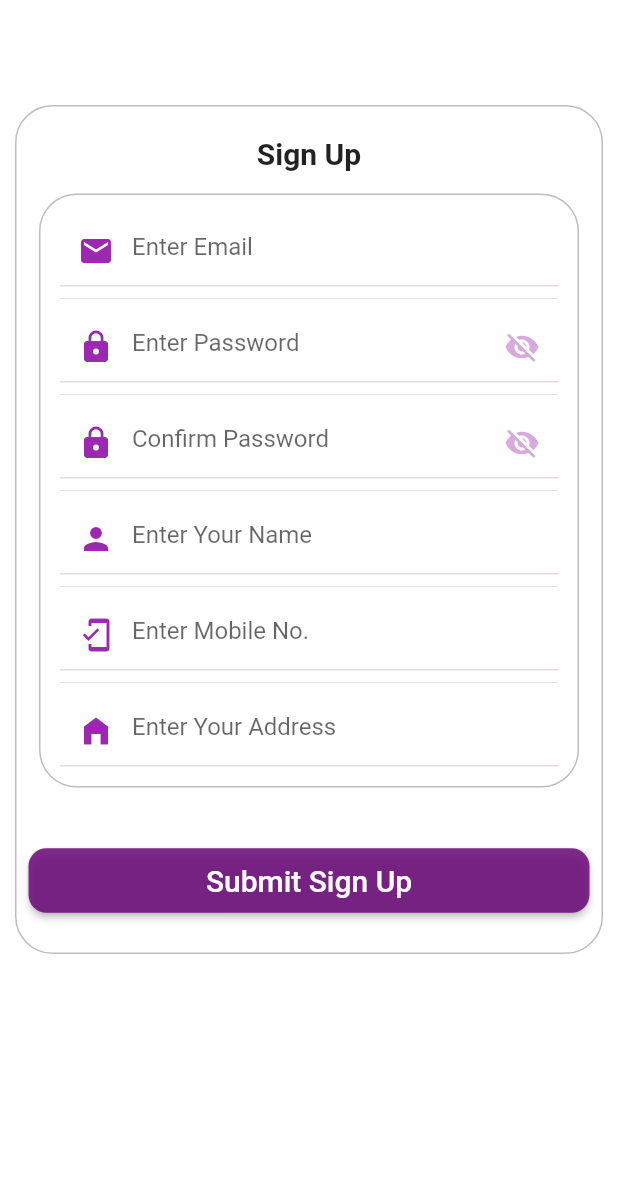
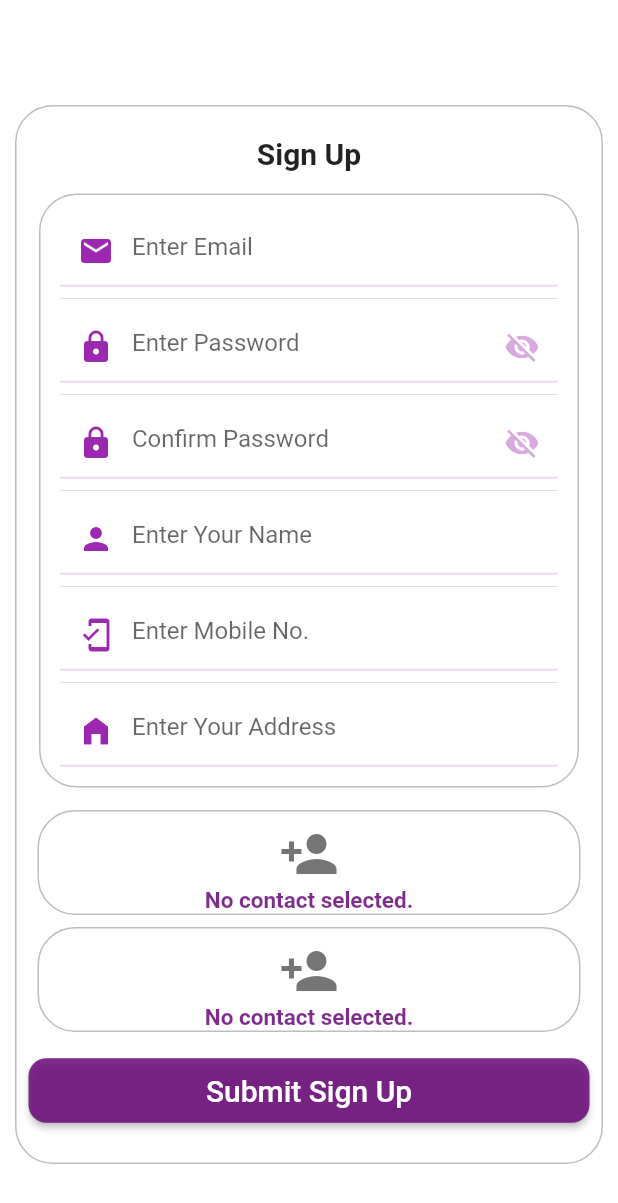
Before and after one commit to coolpepe17/gokullu, a Flutter app: the RegForm screen opened directly, on a phone screen of 412 x 824 dp. Shown: the top 1203 px of the screen. Run offline on Flutter 3.47's test engine with Material 2 defaults, Android fonts, the phone set to English and light mode, and no system bars; our stand-ins replace curved_navigation_bar, flutter_svg, shared_preferences, sqflite; missing offline and left inert: contact_picker; accounts and stored records are empty; project files that could hold a hidden picture were left out.

Commit message:
contact_picker retored

```diff
--- a/lib/SignUp/reg.dart
+++ b/lib/SignUp/reg.dart
@@ -2,6 +2,8 @@ import 'dart:convert';
 
 import 'package:flutter/material.dart';
 import 'package:gokullu/Database/database_helper.dart';
+import 'package:gokullu/SignUp/widgets/e_contact1.dart';
+import 'package:gokullu/SignUp/widgets/e_contact2.dart';
 // import 'package:gokullu/SignUp/widgets/e_contact1.dart';
 // import 'package:gokullu/SignUp/widgets/e_contact2.dart';
 import 'package:gokullu/constant.dart';
@@ -335,7 +337,7 @@ class _RegForm extends State<RegForm> {
               Row(
                   mainAxisAlignment: MainAxisAlignment.center,
                   children: <Widget>[
-                    // EContact1(),
+                    EContact1(),
                   ]),
 
               SizedBox(height: 8),
@@ -344,7 +346,7 @@ class _RegForm extends State<RegForm> {
               Row(
                   mainAxisAlignment: MainAxisAlignment.center,
                   children: <Widget>[
-                    // EContact2(),
+                    EContact2(),
                   ]),
               SizedBox(height: 15),
               Row(
--- a/lib/SignUp/widgets/e_contact1.dart
+++ b/lib/SignUp/widgets/e_contact1.dart
@@ -1,75 +1,75 @@
-// import 'package:contact_picker/contact_picker.dart';
-// import 'package:flutter/material.dart';
-// import 'package:shared_preferences/shared_preferences.dart';
+import 'package:contact_picker/contact_picker.dart';
+import 'package:flutter/material.dart';
+import 'package:shared_preferences/shared_preferences.dart';
 
-// import '../../constant.dart';
+import '../../constant.dart';
 
-// class EContact1 extends StatefulWidget {
-//   @override
-//   _EContact1State createState() => new _EContact1State();
-// }
+class EContact1 extends StatefulWidget {
+  @override
+  _EContact1State createState() => new _EContact1State();
+}
 
-// class _EContact1State extends State<EContact1> {
-//   final GlobalKey<FormState> _formKey = GlobalKey<FormState>();
-//   final ContactPicker _contactPicker = new ContactPicker();
-//   Contact _contact;
+class _EContact1State extends State<EContact1> {
+  final GlobalKey<FormState> _formKey = GlobalKey<FormState>();
+  final ContactPicker _contactPicker = new ContactPicker();
+  Contact _contact;
 
-//   setvalue() async {
-//     SharedPreferences prefs = await SharedPreferences.getInstance();
-//     prefs.setString('econtact1fullname', _contact.fullName);
-//     prefs.setString('econtact1phoneno', _contact.phoneNumber.number);
-//   }
+  setvalue() async {
+    SharedPreferences prefs = await SharedPreferences.getInstance();
+    prefs.setString('econtact1fullname', _contact.fullName);
+    prefs.setString('econtact1phoneno', _contact.phoneNumber.number);
+  }
 
-//   @override
-//   Widget build(BuildContext context) {
-//     // super.build(context);
-//     return SingleChildScrollView(
-//       child: Container(
-//         alignment: Alignment.center,
-//         // margin: const EdgeInsets.all(5.0),
-//         // padding: const EdgeInsets.all(4.0),
-//         decoration: BoxDecoration(
-//           border: Border.all(color: Colors.grey[400]),
-//           borderRadius: BorderRadius.all(Radius.circular(25.0)),
-//         ),
-//         child: SingleChildScrollView(
-//           child: Form(
-//             key: _formKey,
-//             child: Column(
-//               children: <Widget>[
-//                 SizedBox(
-//                   height: 50,
-//                   width: 360,
-//                   child: IconButton(
-//                     icon: Icon(Icons.person_add, size: 40),
-//                     // alignment: Alignment.topLeft,
-//                     color: Colors.grey[600],
-//                     onPressed: () async {
-//                       Contact contact = await _contactPicker.selectContact();
-//                       setState(() {
-//                         _contact = contact;
-//                         setvalue();
-//                       });
-//                     },
-//                   ),
-//                 ),
-//                 new Text(
-//                   _contact == null
-//                       ? 'No contact selected.'
-//                       : _contact.toString(),
-//                   textAlign: TextAlign.center,
-//                   style: TextStyle(
-//                       color: mPrimaryColor,
-//                       fontSize: 15,
-//                       fontWeight: FontWeight.bold),
-//                 ),
-//               ],
-//             ),
-//           ),
-//         ),
-//       ),
-//     );
-//   }
+  @override
+  Widget build(BuildContext context) {
+    // super.build(context);
+    return SingleChildScrollView(
+      child: Container(
+        alignment: Alignment.center,
+        // margin: const EdgeInsets.all(5.0),
+        // padding: const EdgeInsets.all(4.0),
+        decoration: BoxDecoration(
+          border: Border.all(color: Colors.grey[400]),
+          borderRadius: BorderRadius.all(Radius.circular(25.0)),
+        ),
+        child: SingleChildScrollView(
+          child: Form(
+            key: _formKey,
+            child: Column(
+              children: <Widget>[
+                SizedBox(
+                  height: 50,
+                  width: 360,
+                  child: IconButton(
+                    icon: Icon(Icons.person_add, size: 40),
+                    // alignment: Alignment.topLeft,
+                    color: Colors.grey[600],
+                    onPressed: () async {
+                      Contact contact = await _contactPicker.selectContact();
+                      setState(() {
+                        _contact = contact;
+                        setvalue();
+                      });
+                    },
+                  ),
+                ),
+                new Text(
+                  _contact == null
+                      ? 'No contact selected.'
+                      : _contact.toString(),
+                  textAlign: TextAlign.center,
+                  style: TextStyle(
+                      color: mPrimaryColor,
+                      fontSize: 15,
+                      fontWeight: FontWeight.bold),
+                ),
+              ],
+            ),
+          ),
+        ),
+      ),
+    );
+  }
 
-//   bool get wantKeepAlive => true;
-// }
+  bool get wantKeepAlive => true;
+}
--- a/lib/SignUp/widgets/e_contact2.dart
+++ b/lib/SignUp/widgets/e_contact2.dart
@@ -1,73 +1,73 @@
-// import 'package:contact_picker/contact_picker.dart';
-// import 'package:flutter/material.dart';
-// import 'package:shared_preferences/shared_preferences.dart';
+import 'package:contact_picker/contact_picker.dart';
+import 'package:flutter/material.dart';
+import 'package:shared_preferences/shared_preferences.dart';
 
-// import '../../constant.dart';
+import '../../constant.dart';
 
-// class EContact2 extends StatefulWidget {
-//   @override
-//   _EContact2State createState() => new _EContact2State();
-// }
+class EContact2 extends StatefulWidget {
+  @override
+  _EContact2State createState() => new _EContact2State();
+}
 
-// class _EContact2State extends State<EContact2> {
-//   final GlobalKey<FormState> _formKey = GlobalKey<FormState>();
+class _EContact2State extends State<EContact2> {
+  final GlobalKey<FormState> _formKey = GlobalKey<FormState>();
 
-//   final ContactPicker _contactPicker = new ContactPicker();
-//   Contact _contact1;
+  final ContactPicker _contactPicker = new ContactPicker();
+  Contact _contact1;
 
-//   setvalue() async {
-//     SharedPreferences prefs = await SharedPreferences.getInstance();
-//     prefs.setString('econtact2fullname', _contact1.fullName);
-//     prefs.setString('econtact2phoneno', _contact1.phoneNumber.number);
-//   }
+  setvalue() async {
+    SharedPreferences prefs = await SharedPreferences.getInstance();
+    prefs.setString('econtact2fullname', _contact1.fullName);
+    prefs.setString('econtact2phoneno', _contact1.phoneNumber.number);
+  }
 
-//   @override
-//   Widget build(BuildContext context) {
-//     // super.build(context);
-//     return Container(
-//       // margin: const EdgeInsets.all(10.0),
-//       // padding: const EdgeInsets.all(8.0),
-//       decoration: BoxDecoration(
-//         border: Border.all(color: Colors.grey[400]),
-//         borderRadius: BorderRadius.all(Radius.circular(25.0)),
-//       ),
-//       child: SingleChildScrollView(
-//         child: Form(
-//           key: _formKey,
-//           child: Column(
-//             children: <Widget>[
-//               SizedBox(
-//                 height: 50,
-//                 width: 360,
-//                 child: IconButton(
-//                   icon: Icon(Icons.person_add, size: 40),
-//                   // alignment: Alignment.topLeft,
-//                   color: Colors.grey[600],
-//                   onPressed: () async {
-//                     Contact contact1 = await _contactPicker.selectContact();
-//                     setState(() {
-//                       _contact1 = contact1;
-//                       setvalue();
-//                     });
-//                   },
-//                 ),
-//               ),
-//               new Text(
-//                 _contact1 == null
-//                     ? 'No contact selected.'
-//                     : _contact1.toString(),
-//                 textAlign: TextAlign.center,
-//                 style: TextStyle(
-//                     color: mPrimaryColor,
-//                     fontSize: 15,
-//                     fontWeight: FontWeight.bold),
-//               ),
-//             ],
-//           ),
-//         ),
-//       ),
-//     );
-//   }
+  @override
+  Widget build(BuildContext context) {
+    // super.build(context);
+    return Container(
+      // margin: const EdgeInsets.all(10.0),
+      // padding: const EdgeInsets.all(8.0),
+      decoration: BoxDecoration(
+        border: Border.all(color: Colors.grey[400]),
+        borderRadius: BorderRadius.all(Radius.circular(25.0)),
+      ),
+      child: SingleChildScrollView(
+        child: Form(
+          key: _formKey,
+          child: Column(
+            children: <Widget>[
+              SizedBox(
+                height: 50,
+                width: 360,
+                child: IconButton(
+                  icon: Icon(Icons.person_add, size: 40),
+                  // alignment: Alignment.topLeft,
+                  color: Colors.grey[600],
+                  onPressed: () async {
+                    Contact contact1 = await _contactPicker.selectContact();
+                    setState(() {
+                      _contact1 = contact1;
+                      setvalue();
+                    });
+                  },
+                ),
+              ),
+              new Text(
+                _contact1 == null
+                    ? 'No contact selected.'
+                    : _contact1.toString(),
+                textAlign: TextAlign.center,
+                style: TextStyle(
+                    color: mPrimaryColor,
+                    fontSize: 15,
+                    fontWeight: FontWeight.bold),
+              ),
+            ],
+          ),
+        ),
+      ),
+    );
+  }
 
-//   bool get wantKeepAlive => true;
-// }
+  bool get wantKeepAlive => true;
+}
--- a/pubspec.yaml
+++ b/pubspec.yaml
@@ -35,7 +35,7 @@ dependencies:
   curved_navigation_bar: ^0.3.7
   http: ^0.12.2
   change_app_package_name: ^0.1.2
-  #contact_picker: ^0.0.2
+  contact_picker: ^0.0.2
 
 
 
```
Also changed, not shown: pubspec.lock.
